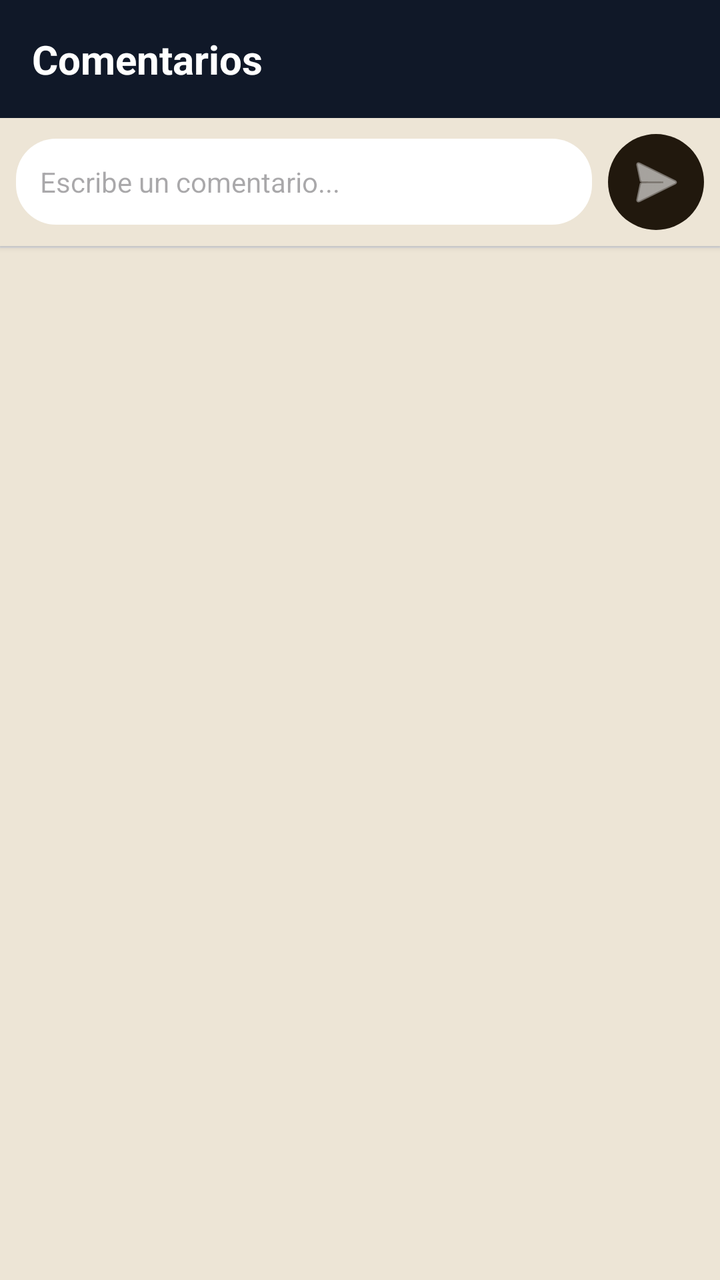
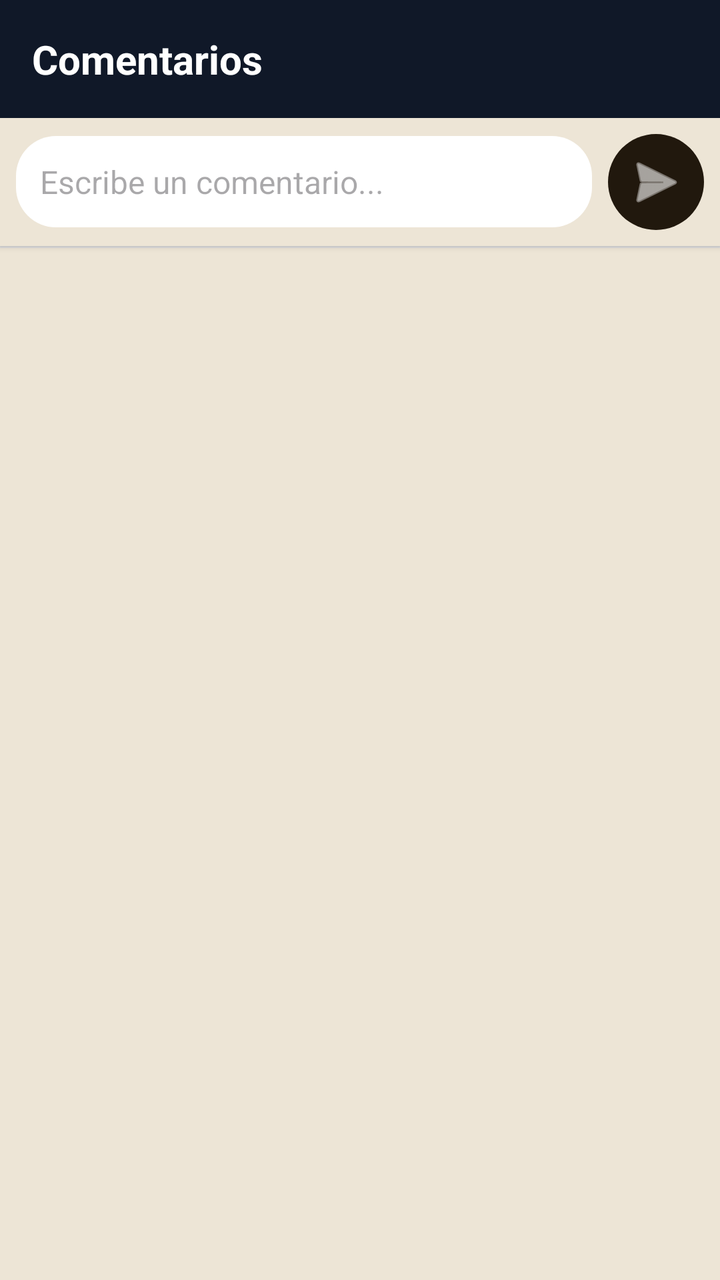

The first picture is an Android layout as it rendered before a commit; the second is the same layout after the commit. The layout source and the unified diff follow.
<!-- AndroidManifest.xml: application theme Theme.RefriMancia -->
<!-- res/layout/popup_comentarios.xml -->
﻿<?xml version="1.0" encoding="utf-8"?>

<androidx.constraintlayout.widget.ConstraintLayout 
    xmlns:android="http://schemas.android.com/apk/res/android"
    xmlns:app="http://schemas.android.com/apk/res-auto"
    android:layout_width="match_parent"
    android:layout_height="match_parent"
    android:background="@color/beige">

    
    <TextView
        android:id="@+id/tv_comentarios_titulo"
        android:layout_width="0dp"
        android:layout_height="wrap_content"
        android:text="@string/popup_comments_title"
        android:textSize="20sp"
        android:textStyle="bold"
        android:textColor="@android:color/white"
        android:padding="16dp"
        android:background="@color/azul_oscuro"
        android:elevation="2dp"
        app:layout_constraintTop_toTopOf="parent"
        app:layout_constraintStart_toStartOf="parent"
        app:layout_constraintEnd_toEndOf="parent" />
    
    
    <LinearLayout
        android:id="@+id/layout_escribir_comentario"
        android:layout_width="match_parent"
        android:layout_height="wrap_content"
        android:orientation="horizontal"
        android:padding="8dp"
        android:background="@color/beige"
        android:elevation="2dp"
        android:gravity="center_vertical"
        app:layout_constraintTop_toBottomOf="@id/tv_comentarios_titulo">

        
        <EditText
            android:id="@+id/et_nuevo_comentario"
            android:layout_width="0dp"
            android:layout_weight="1"
            android:layout_height="wrap_content"
            android:hint="@string/popup_comments_hint"
            android:background="@drawable/bg_input"
            android:padding="12dp"
            android:layout_marginEnd="8dp"
            android:textSize="14sp"
            android:maxLines="3"
            android:inputType="textMultiLine|textCapSentences"
            android:scrollbars="vertical" />

        
        <ImageButton
                android:id="@+id/btn_enviar_comentario"
                android:layout_width="48dp"
                android:layout_height="48dp"
                android:background="@drawable/bg_boton_redondo"
                android:src="@android:drawable/ic_menu_send"
                android:contentDescription="@string/popup_comments_send_desc"
                app:tint="@android:color/white" />
    </LinearLayout>

    
    <View
        android:id="@+id/comentarios_divider"
        android:layout_width="match_parent"
        android:layout_height="1dp"
        android:background="#DDDDDD"
        app:layout_constraintTop_toBottomOf="@id/layout_escribir_comentario"/>

    
    <androidx.recyclerview.widget.RecyclerView
        android:id="@+id/rv_comentarios"
        android:layout_width="match_parent"
        android:layout_height="0dp"
        android:padding="8dp"
        android:clipToPadding="false"
        android:scrollbars="vertical"
        app:layout_constraintTop_toBottomOf="@id/comentarios_divider"
        app:layout_constraintBottom_toBottomOf="parent"/>

</androidx.constraintlayout.widget.ConstraintLayout>
<!-- resources referenced by this layout -->
<resources>
  <color name="azul_oscuro">#101828</color>
  <color name="beige">#ede5d6</color>
  <!-- drawable bg_boton_redondo (drawable) -->
  <?xml version="1.0" encoding="utf-8"?>
  <shape xmlns:android="http://schemas.android.com/apk/res/android"
      android:shape="oval">
      <solid android:color="@color/marron_oscuro" />
  </shape>
  <!-- drawable bg_input (drawable) -->
  <shape xmlns:android="http://schemas.android.com/apk/res/android">
      <solid android:color="#FFFFFF"/> 
      <corners android:radius="20dp"/>
  </shape>
  <string name="popup_comments_hint">Escribe un comentario...</string>
  <string name="popup_comments_send_desc">Enviar comentario</string>
  <string name="popup_comments_title">Comentarios</string>
  <style name="Theme.RefriMancia" parent="Base.Theme.RefriMancia" />
  <color name="marron_oscuro">#21180d</color>
  <style name="Base.Theme.RefriMancia" parent="Theme.Material3.DayNight.NoActionBar">
          <item name="colorPrimary">@color/marron_oscuro</item>
          <item name="colorSecondary">@color/amarillo</item>
          
          <item name="android:statusBarColor">@color/marron_oscuro</item>
          <item name="android:windowLightStatusBar">false</item>
      </style>
  <color name="amarillo">#fdc700</color>
</resources>

<!-- the commit's change to res/layout/popup_comentarios.xml (unified diff, before → after) -->
@@ -25,6 +25,41 @@
     
     
     <LinearLayout
+        android:id="@+id/layout_modo_edicion"
+        android:layout_width="match_parent"
+        android:layout_height="wrap_content"
+        android:orientation="horizontal"
+        android:paddingHorizontal="12dp"
+        android:paddingVertical="4dp"
+        android:background="#FFF3CD"
+        android:gravity="center_vertical"
+        android:visibility="gone"
+        app:layout_constraintTop_toBottomOf="@id/tv_comentarios_titulo">
+
+        <TextView
+            android:layout_width="0dp"
+            android:layout_height="wrap_content"
+            android:layout_weight="1"
+            android:text="@string/comment_editing_mode"
+            android:textSize="12sp"
+            android:textColor="#856404" />
+
+        <TextView
+            android:id="@+id/btn_cancelar_edicion"
+            android:layout_width="wrap_content"
+            android:layout_height="wrap_content"
+            android:text="@string/comment_cancel_edit"
+            android:textSize="12sp"
+            android:textColor="#856404"
+            android:textStyle="bold"
+            android:paddingHorizontal="8dp"
+            android:paddingVertical="4dp"
+            android:background="?attr/selectableItemBackgroundBorderless" />
+
+    </LinearLayout>
+
+    
+    <LinearLayout
         android:id="@+id/layout_escribir_comentario"
         android:layout_width="match_parent"
         android:layout_height="wrap_content"
@@ -33,22 +68,23 @@
         android:background="@color/beige"
         android:elevation="2dp"
         android:gravity="center_vertical"
-        app:layout_constraintTop_toBottomOf="@id/tv_comentarios_titulo">
+        app:layout_constraintTop_toBottomOf="@id/layout_modo_edicion">
 
         
         <EditText
-            android:id="@+id/et_nuevo_comentario"
-            android:layout_width="0dp"
-            android:layout_weight="1"
-            android:layout_height="wrap_content"
-            android:hint="@string/popup_comments_hint"
-            android:background="@drawable/bg_input"
-            android:padding="12dp"
-            android:layout_marginEnd="8dp"
-            android:textSize="14sp"
-            android:maxLines="3"
-            android:inputType="textMultiLine|textCapSentences"
-            android:scrollbars="vertical" />
+                android:id="@+id/et_nuevo_comentario"
+                android:layout_width="0dp"
+                android:layout_weight="1"
+                android:layout_height="wrap_content"
+                android:hint="@string/popup_comments_hint"
+                android:background="@drawable/bg_input"
+                android:padding="12dp"
+                android:layout_marginEnd="8dp"
+                android:textSize="16sp"
+                android:textColor="@android:color/black"
+                android:maxLines="3"
+                android:inputType="textMultiLine|textCapSentences"
+                android:scrollbars="vertical" />
 
         
         <ImageButton
<!-- resource entries referenced after the edit -->
@@ -13,6 +13,8 @@
       <solid android:color="#FFFFFF"/> 
       <corners android:radius="20dp"/>
   </shape>
+  <string name="comment_cancel_edit">Cancelar</string>
+  <string name="comment_editing_mode">Editando comentario…</string>
   <string name="popup_comments_hint">Escribe un comentario...</string>
   <string name="popup_comments_send_desc">Enviar comentario</string>
   <string name="popup_comments_title">Comentarios</string>
